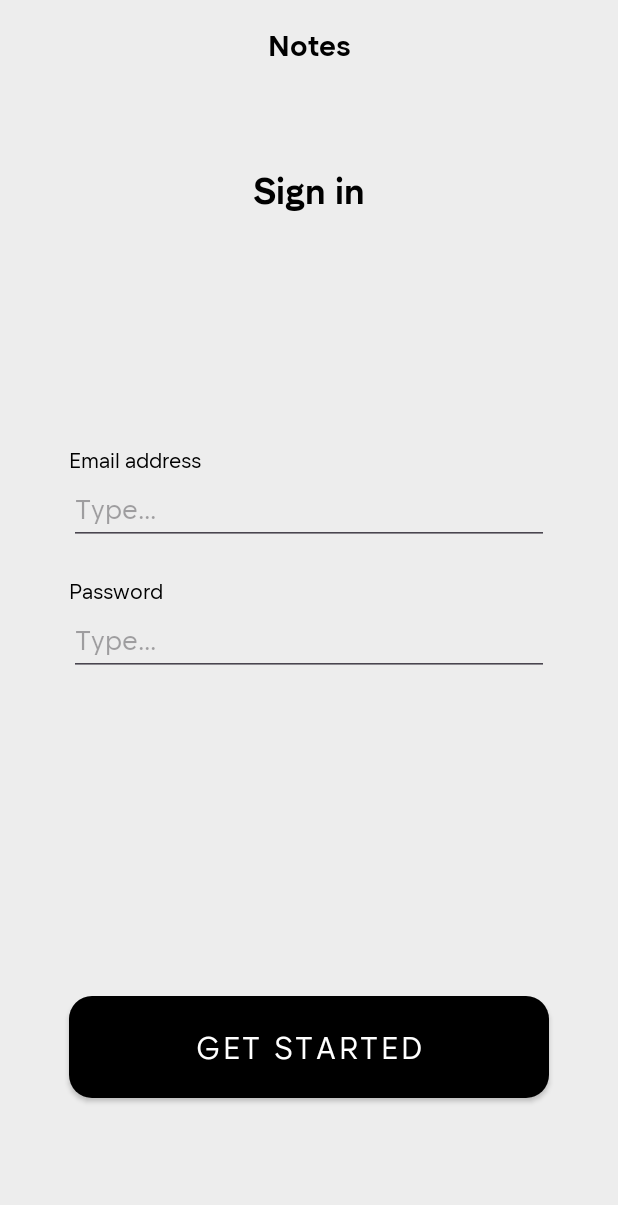
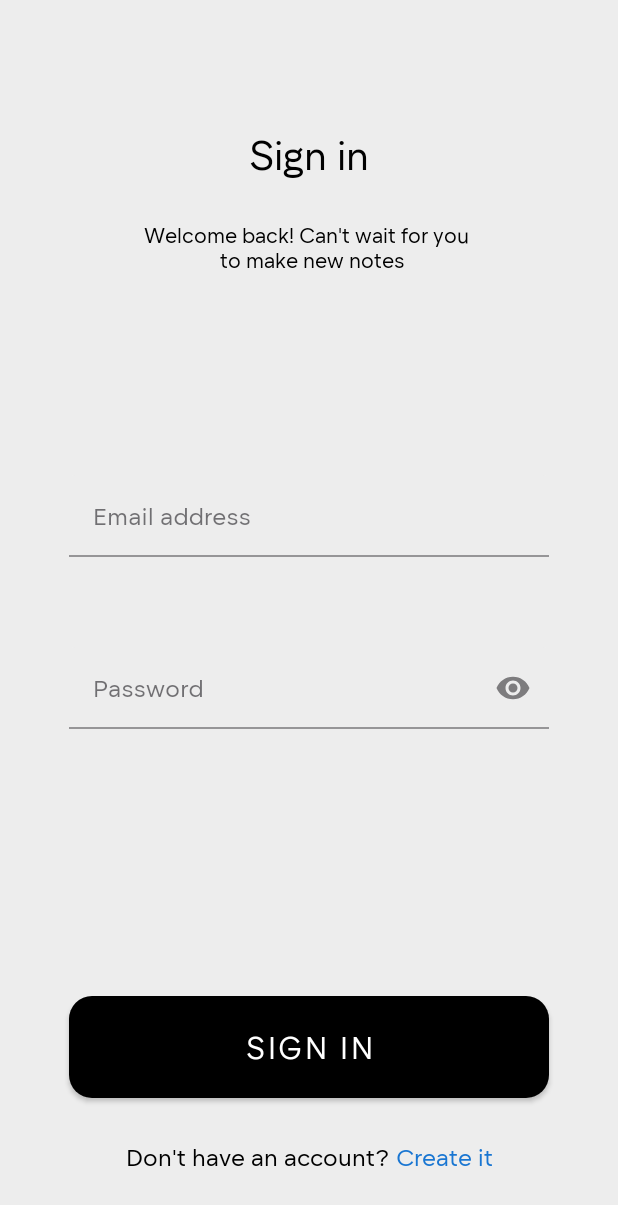
Before and after one commit to chrisstel/NotesApp, an Android app: the SignInFragment screen opened through its navigation route, on a phone screen of 412 x 824 dp. Shown: the top 1205 px of the screen. Run offline under Robolectric (Android 15) with nearby library versions, the phone set to English and light mode, and no system bars.

Commit message:
changed Sign in design

```diff
--- a/app/src/main/AndroidManifest.xml
+++ b/app/src/main/AndroidManifest.xml
@@ -15,6 +15,7 @@
         tools:targetApi="31">
         <activity
             android:name=".ui.MainActivity"
+            android:screenOrientation="portrait"
             android:exported="true"
             android:windowSoftInputMode="adjustPan">
             <intent-filter>
--- a/app/src/main/res/layout/fragment_sign_in.xml
+++ b/app/src/main/res/layout/fragment_sign_in.xml
@@ -5,167 +5,204 @@
     android:layout_height="match_parent">
 
     <TextView
-        android:id="@+id/app_title"
         android:layout_width="0dp"
-        android:layout_height="0dp"
-        android:autoSizeMaxTextSize="20sp"
-        android:autoSizeMinTextSize="6sp"
+        android:layout_height="wrap_content"
+        android:autoSizeMaxTextSize="27sp"
+        android:autoSizeMinTextSize="18sp"
         android:autoSizeTextType="uniform"
         android:gravity="center"
-        android:text="@string/app_name"
-        android:textSize="20sp"
-        android:textStyle="bold"
-        app:layout_constraintBottom_toBottomOf="@id/guideline4"
-        app:layout_constraintEnd_toEndOf="@id/guideline2"
-        app:layout_constraintStart_toStartOf="@id/guideline1"
-        app:layout_constraintTop_toTopOf="@id/guideline3" />
+        android:text="@string/sign_in_text"
+        android:textSize="27sp"
+        app:layout_constraintBottom_toBottomOf="@id/sign_in_g12"
+        app:layout_constraintEnd_toEndOf="@id/sign_in_g2"
+        app:layout_constraintStart_toStartOf="@id/sign_in_g1"
+        app:layout_constraintTop_toTopOf="@id/sign_in_g11" />
+
+    <!--    android:autoSizeMaxTextSize="24sp"-->
+    <!--    android:autoSizeMinTextSize="10sp"-->
+    <!--    android:autoSizeTextType="uniform"-->
 
     <TextView
         android:layout_width="0dp"
-        android:layout_height="0dp"
-        android:autoSizeMaxTextSize="24sp"
+        android:layout_height="wrap_content"
+        android:autoSizeMaxTextSize="18sp"
         android:autoSizeMinTextSize="10sp"
         android:autoSizeTextType="uniform"
         android:gravity="center"
-        android:text="Sign in"
-        android:textSize="24sp"
-        android:textStyle="bold"
-        app:layout_constraintBottom_toBottomOf="@id/guideline6"
-        app:layout_constraintEnd_toEndOf="@id/guideline2"
-        app:layout_constraintStart_toStartOf="@id/guideline1"
-        app:layout_constraintTop_toTopOf="@id/guideline5" />
+        android:text="@string/sign_in_description"
+        app:layout_constraintBottom_toBottomOf="@id/sign_in_g14"
+        app:layout_constraintEnd_toEndOf="@id/sign_in_g2"
+        app:layout_constraintStart_toStartOf="@id/sign_in_g1"
+        app:layout_constraintTop_toTopOf="@id/sign_in_g13" />
+
+    <!--    android:autoSizeMaxTextSize="18sp"-->
+    <!--    android:autoSizeMinTextSize="8sp"-->
+    <!--    android:autoSizeTextType="uniform"-->
 
     <LinearLayout
         android:layout_width="0dp"
-        android:layout_height="0dp"
+        android:layout_height="wrap_content"
         android:orientation="vertical"
 
-        android:gravity="center"
-        app:layout_constraintBottom_toBottomOf="@id/guideline8"
-        app:layout_constraintEnd_toEndOf="@id/guideline2"
-        app:layout_constraintStart_toStartOf="@id/guideline1"
-        app:layout_constraintTop_toTopOf="@id/guideline7"
+        app:layout_constraintBottom_toBottomOf="@id/sign_in_g6"
+        app:layout_constraintEnd_toEndOf="@id/sign_in_g2"
+        app:layout_constraintStart_toStartOf="@id/sign_in_g1"
+        app:layout_constraintTop_toTopOf="@id/sign_in_g5"
         app:layout_constraintWidth_max="320dp">
 
-        <TextView
+        <com.google.android.material.textfield.TextInputLayout
+            android:id="@+id/email_address_layout"
             android:layout_width="match_parent"
             android:layout_height="wrap_content"
-            android:autoSizeMaxTextSize="16sp"
-            android:autoSizeMinTextSize="4sp"
-            android:autoSizeTextType="uniform"
-            android:text="Email address" />
+            android:autofillHints="emailAddress"
+            android:minHeight="48dp"
+            app:errorEnabled="true">
 
-        <EditText
+            <com.google.android.material.textfield.TextInputEditText
                 android:id="@+id/email_address"
                 android:layout_width="match_parent"
                 android:layout_height="wrap_content"
-            android:layout_marginBottom="21dp"
                 android:autofillHints="emailAddress"
-            android:hint="Type..."
-            android:inputType="textEmailAddress"
-            android:minHeight="48dp" />
+                android:hint="@string/email_address_label"
+                android:inputType="textEmailAddress" />
 
-        <TextView
+        </com.google.android.material.textfield.TextInputLayout>
+
+        <Space
+            android:layout_width="match_parent"
+            android:layout_height="40dp" />
+
+        <com.google.android.material.textfield.TextInputLayout
+            android:id="@+id/password_layout"
             android:layout_width="match_parent"
             android:layout_height="wrap_content"
-            android:autoSizeMaxTextSize="16sp"
-            android:autoSizeMinTextSize="4sp"
-            android:autoSizeTextType="uniform"
-            android:text="Password" />
+            android:autofillHints="password"
+            android:minHeight="48dp"
+            app:endIconMode="password_toggle"
+            app:errorEnabled="true">
 
-        <EditText
+            <com.google.android.material.textfield.TextInputEditText
                 android:id="@+id/password"
                 android:layout_width="match_parent"
                 android:layout_height="wrap_content"
-            android:autofillHints="password"
-            android:hint="Type..."
-            android:inputType="textPassword"
-            android:minHeight="48dp" />
+                android:hint="@string/password_label"
+                android:inputType="textPassword" />
+
+        </com.google.android.material.textfield.TextInputLayout>
+
     </LinearLayout>
 
     <Button
-        android:id="@+id/get_started_button"
+        android:id="@+id/sign_in_button"
         android:layout_width="0dp"
         android:layout_height="0dp"
         android:autoSizeMaxTextSize="20sp"
         android:autoSizeMinTextSize="4sp"
         android:autoSizeTextType="uniform"
-        android:text="@string/get_started"
+        android:text="@string/sign_in_text"
         android:textSize="20sp"
-        app:layout_constraintBottom_toBottomOf="@id/guideline10"
-        app:layout_constraintEnd_toEndOf="@id/guideline2"
-        app:layout_constraintStart_toStartOf="@id/guideline1"
-        app:layout_constraintTop_toTopOf="@id/guideline9"
+        app:layout_constraintBottom_toBottomOf="@id/sign_in_g8"
+        app:layout_constraintEnd_toEndOf="@id/sign_in_g2"
+        app:layout_constraintStart_toStartOf="@id/sign_in_g1"
+        app:layout_constraintTop_toTopOf="@id/sign_in_g7"
         app:layout_constraintWidth_max="320dp" />
 
+        <TextView
+            android:layout_width="0dp"
+            android:layout_height="0dp"
+            android:autoSizeMaxTextSize="16sp"
+            android:autoSizeMinTextSize="4sp"
+            android:autoSizeTextType="uniform"
+            android:gravity="center"
+            android:text="@string/dont_have_an_account"
+            android:textSize="16sp"
+            app:layout_constraintStart_toStartOf="@id/sign_in_g1"
+            app:layout_constraintEnd_toEndOf="@id/sign_in_g2"
+            app:layout_constraintTop_toTopOf="@id/sign_in_g9"
+            app:layout_constraintBottom_toBottomOf="@id/sign_in_g10"/>
+
     <androidx.constraintlayout.widget.Guideline
-        android:id="@+id/guideline1"
+        android:id="@+id/sign_in_g1"
         android:layout_width="wrap_content"
         android:layout_height="wrap_content"
         android:orientation="vertical"
         app:layout_constraintGuide_percent="0.0747" />
 
     <androidx.constraintlayout.widget.Guideline
-        android:id="@+id/guideline2"
+        android:id="@+id/sign_in_g2"
         android:layout_width="wrap_content"
         android:layout_height="wrap_content"
         android:orientation="vertical"
         app:layout_constraintGuide_percent="0.9253" />
 
     <androidx.constraintlayout.widget.Guideline
-        android:id="@+id/guideline3"
-        android:layout_width="wrap_content"
-        android:layout_height="wrap_content"
-        android:orientation="horizontal"
-        app:layout_constraintGuide_percent="0.0209" />
-
-    <androidx.constraintlayout.widget.Guideline
-        android:id="@+id/guideline4"
-        android:layout_width="wrap_content"
-        android:layout_height="wrap_content"
-        android:orientation="horizontal"
-        app:layout_constraintGuide_percent="0.051" />
-
-    <androidx.constraintlayout.widget.Guideline
-        android:id="@+id/guideline5"
-        android:layout_width="wrap_content"
-        android:layout_height="wrap_content"
-        android:orientation="horizontal"
-        app:layout_constraintGuide_percent="0.132" />
-
-    <androidx.constraintlayout.widget.Guideline
-        android:id="@+id/guideline6"
-        android:layout_width="wrap_content"
-        android:layout_height="wrap_content"
-        android:orientation="horizontal"
-        app:layout_constraintGuide_percent="0.1752" />
-
-    <androidx.constraintlayout.widget.Guideline
-        android:id="@+id/guideline7"
+        android:id="@+id/sign_in_g5"
         android:layout_width="wrap_content"
         android:layout_height="wrap_content"
         android:orientation="horizontal"
         app:layout_constraintGuide_percent="0.3072" />
 
     <androidx.constraintlayout.widget.Guideline
-        android:id="@+id/guideline8"
+        android:id="@+id/sign_in_g6"
         android:layout_width="wrap_content"
         android:layout_height="wrap_content"
         android:orientation="horizontal"
-        app:layout_constraintGuide_percent="0.6" />
+        app:layout_constraintGuide_percent="0.69" />
 
     <androidx.constraintlayout.widget.Guideline
-        android:id="@+id/guideline9"
+        android:id="@+id/sign_in_g7"
         android:layout_width="wrap_content"
         android:layout_height="wrap_content"
         android:orientation="horizontal"
         app:layout_constraintGuide_percent="0.7987" />
 
     <androidx.constraintlayout.widget.Guideline
-        android:id="@+id/guideline10"
+        android:id="@+id/sign_in_g8"
         android:layout_width="wrap_content"
         android:layout_height="wrap_content"
         android:orientation="horizontal"
         app:layout_constraintGuide_percent="0.8954" />
 
+    <androidx.constraintlayout.widget.Guideline
+        android:id="@+id/sign_in_g9"
+        android:layout_width="wrap_content"
+        android:layout_height="wrap_content"
+        android:orientation="horizontal"
+        app:layout_constraintGuide_percent="0.9216" />
+
+    <androidx.constraintlayout.widget.Guideline
+        android:id="@+id/sign_in_g10"
+        android:layout_width="wrap_content"
+        android:layout_height="wrap_content"
+        android:orientation="horizontal"
+        app:layout_constraintGuide_percent="0.95" />
+
+    <androidx.constraintlayout.widget.Guideline
+        android:id="@+id/sign_in_g11"
+        android:layout_width="wrap_content"
+        android:layout_height="wrap_content"
+        android:orientation="horizontal"
+        app:layout_constraintGuide_percent="0.1" />
+
+    <androidx.constraintlayout.widget.Guideline
+        android:id="@+id/sign_in_g12"
+        android:layout_width="wrap_content"
+        android:layout_height="wrap_content"
+        android:orientation="horizontal"
+        app:layout_constraintGuide_percent="0.15" />
+
+    <androidx.constraintlayout.widget.Guideline
+        android:id="@+id/sign_in_g13"
+        android:layout_width="wrap_content"
+        android:layout_height="wrap_content"
+        android:orientation="horizontal"
+        app:layout_constraintGuide_percent="0.17" />
+
+    <androidx.constraintlayout.widget.Guideline
+        android:id="@+id/sign_in_g14"
+        android:layout_width="wrap_content"
+        android:layout_height="wrap_content"
+        android:orientation="horizontal"
+        app:layout_constraintGuide_percent="0.23" />
+
 </androidx.constraintlayout.widget.ConstraintLayout>
--- a/app/src/main/res/values/colors.xml
+++ b/app/src/main/res/values/colors.xml
@@ -9,4 +9,5 @@
     <color name="brown">#403B36</color>
     <color name="light_grey">#ededed</color>
     <color name="grey_200">#B1B1B1</color>
+    <color name="blue_700">#FF1976D2</color>
 </resources>
--- a/app/src/main/res/values/strings.xml
+++ b/app/src/main/res/values/strings.xml
@@ -15,4 +15,8 @@
     <string name="type_hint">Type…</string>
     <string name="email_address_label">Email address</string>
     <string name="password_label">Password</string>
+    <string name="sign_in_text">Sign in</string>
+    <string name="sign_in_description">Welcome back! Can\'t wait for you \n to make new notes</string>
+    <string name="dont_have_an_account">Don\'t have an account? <font color="#FF1976D2">Create it</font></string>
+    <string name="create_it">Create it</string>
 </resources>
```
Also changed, not shown: app/src/main/res/layout-land/fragment_create_account.xml (added, +248 -0 lines). Lines whose indentation alone changed are shown as unchanged.
